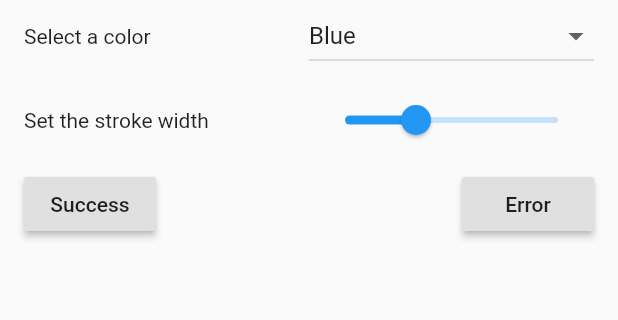
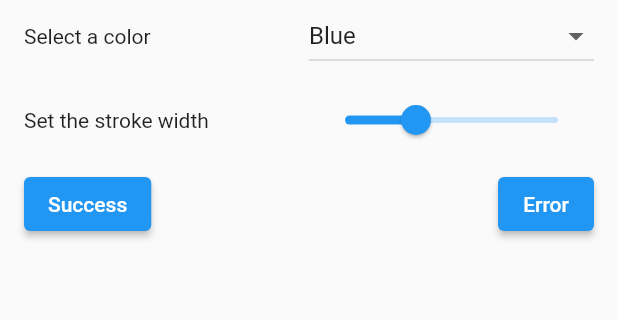
Before and after one commit to dariof28/streamful, a Flutter app: the screen it shows after launch, on a phone screen of 412 x 824 dp, the part 147-467 px from its top. Run offline on Flutter 3.47's test engine with Material 2 defaults, Android fonts, the phone set to English and light mode, and no system bars; our stand-ins replace rxdart.

```diff
--- a/example/lib/bloc.dart
+++ b/example/lib/bloc.dart
@@ -2,9 +2,9 @@ import 'package:rxdart/rxdart.dart';
 import 'package:streamful/streamful.dart';
 
 class MyBloc with Loading {
-  final _dataController = BehaviorSubject<String>();
+  final _dataController = BehaviorSubject<String?>();
 
-  Stream<String> get data => _dataController.stream;
+  Stream<String?> get data => _dataController.stream;
 
   Future<void> getData() async {
     loadStart();
--- a/example/lib/main.dart
+++ b/example/lib/main.dart
@@ -21,22 +21,22 @@ class MyApp extends StatelessWidget {
 }
 
 class MyHomePage extends StatefulWidget {
-  final String title;
+  final String? title;
 
-  MyHomePage({Key key, this.title}) : super(key: key);
+  MyHomePage({Key? key, this.title}) : super(key: key);
 
   @override
   _MyHomePageState createState() => _MyHomePageState();
 }
 
 class _MyHomePageState extends State<MyHomePage> {
-  Color _color = Colors.blue;
+  Color? _color = Colors.blue;
   double _strokeWidth = 4.0;
 
   @override
   Widget build(BuildContext context) {
     return Scaffold(
-      appBar: AppBar(title: Text(widget.title)),
+      appBar: AppBar(title: Text(widget.title!)),
       body: Padding(
         padding: EdgeInsets.all(16.0),
         child: _buildContent(),
@@ -66,9 +66,9 @@ class _MyHomePageState extends State<MyHomePage> {
           padding: const EdgeInsets.only(bottom: 8.0),
           child: _buildActionButtons(),
         ),
-        StreamWidget<String>(
+        StreamWidget<String?>(
           stream: bloc.data,
-          onData: (data) => Text(data),
+          onData: (data) => Text(data!),
           onError: (error) => Text(error.toString()),
           onLoad: StreamedLoading(
             stream: bloc.isLoading,
@@ -90,7 +90,7 @@ class _MyHomePageState extends State<MyHomePage> {
           ),
         ),
         Expanded(
-          child: DropdownButton(
+          child: DropdownButton<Color>(
             isExpanded: true,
             value: _color,
             items: _colors,
@@ -152,14 +152,14 @@ class _MyHomePageState extends State<MyHomePage> {
   Widget _buildActionButtons() {
     return Row(
       children: [
-        RaisedButton(
+        ElevatedButton(
           onPressed: () {
             bloc.getData();
           },
           child: Text('Success'),
         ),
         Spacer(),
-        RaisedButton(
+        ElevatedButton(
           onPressed: () {
             bloc.getError();
           },
--- a/example/pubspec.yaml
+++ b/example/pubspec.yaml
@@ -8,12 +8,12 @@ publish_to: 'none'
 version: 1.0.0+1
 
 environment:
-  sdk: ">=2.7.0 <3.0.0"
+  sdk: '>=2.12.0 <3.0.0'
 
 dependencies:
   flutter:
     sdk: flutter
-  cupertino_icons: ^1.0.0
+  cupertino_icons: ^1.0.3
   streamful:
     path: ../
 
--- a/lib/src/loading_mixin.dart
+++ b/lib/src/loading_mixin.dart
@@ -4,8 +4,6 @@ import 'package:streamful/src/streamed_loading.dart';
 /// Use this class as mixin for BLoC where you need a loading stream for example
 /// to show a [StreamedLoading]
 abstract class Loading {
-  factory Loading._() => null;
-
   final _loadingController = BehaviorSubject<bool>();
 
   Stream<bool> get isLoading => _loadingController.stream;
--- a/pubspec.yaml
+++ b/pubspec.yaml
@@ -4,7 +4,7 @@ version: 1.0.1
 repository: https://github.com/dariof28/streamful
 
 environment:
-  sdk: ">=2.7.0 <3.0.0"
+  sdk: '>=2.12.0 <3.0.0'
   flutter: ">=1.17.0"
 
 dependencies:
```
Also changed, not shown: lib/src/stream_widget.dart (+6 -6 lines), lib/src/streamed_loading.dart (+5 -6 lines), example/pubspec.lock, 2 other files.
